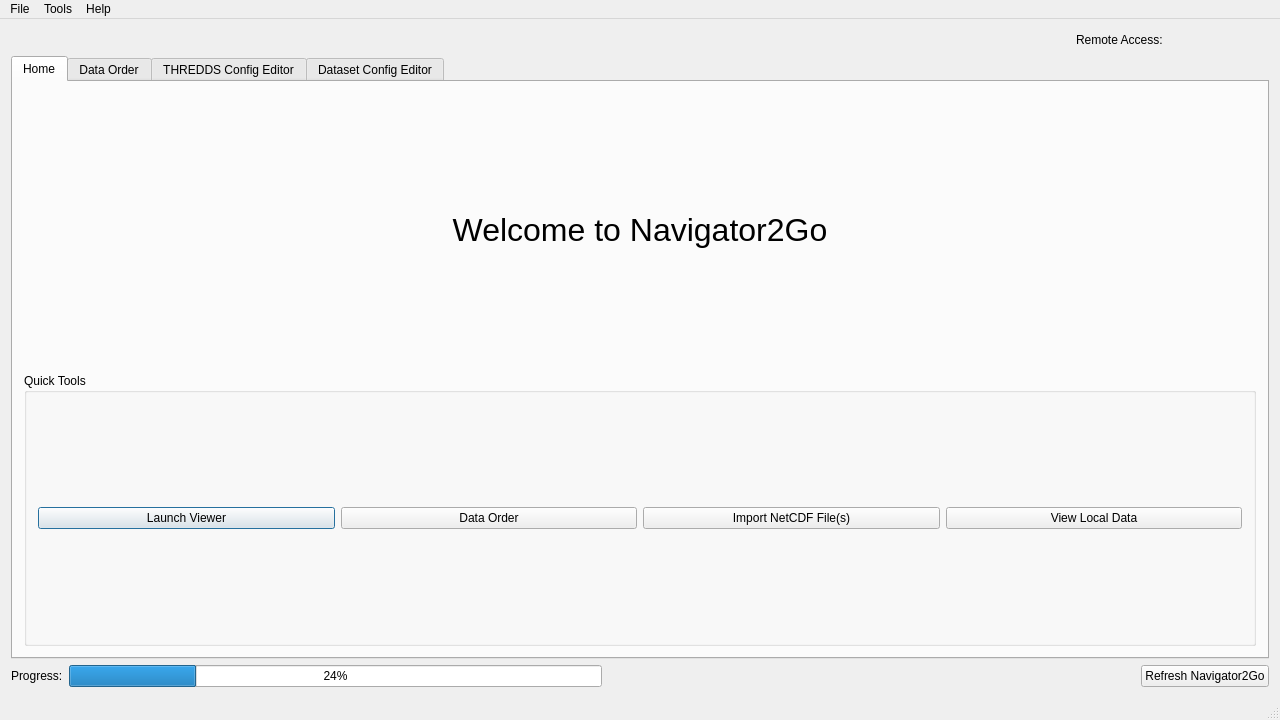
Old version of the form app/mainwindow.ui in the repository DFO-Ocean-Navigator/Navigator2Go.
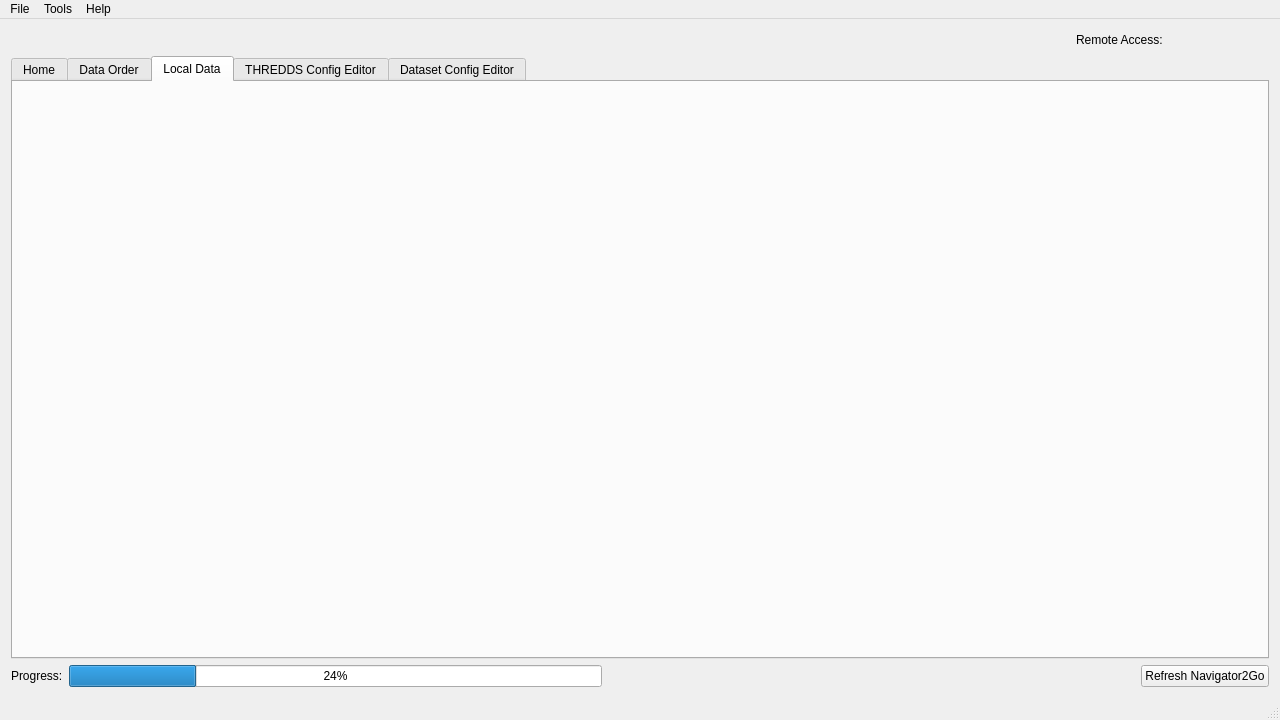
New version of the form. The open tabs and pages were chosen to show the change. Icons and pictures are not drawn. Custom widgets are drawn as their Qt base class.

Commit message: Added local data viewer widget

Diff of the .ui file:
```diff
--- a/app/mainwindow.ui
+++ b/app/mainwindow.ui
@@ -221,6 +221,20 @@
         </item>
        </layout>
       </widget>
+      <widget class="QWidget" name="tab">
+       <attribute name="icon">
+        <iconset resource="resources.qrc">
+         <normaloff>:/icons/icons/computer.png</normaloff>:/icons/icons/computer.png</iconset>
+       </attribute>
+       <attribute name="title">
+        <string>Local Data</string>
+       </attribute>
+       <layout class="QVBoxLayout" name="verticalLayout_3">
+        <item>
+         <layout class="QVBoxLayout" name="localDataLayout"/>
+        </item>
+       </layout>
+      </widget>
       <widget class="QWidget" name="threddsconfig">
        <attribute name="icon">
         <iconset resource="resources.qrc">
```
The commit also changes 9 other files.
